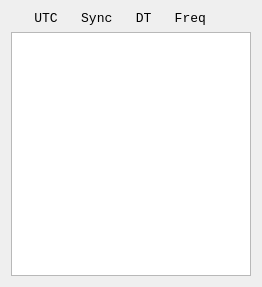
Before: the Qt Designer form messageaveraging.ui in saitohirga/WSJT-X, drawn with Qt 5.
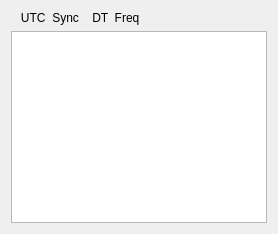
After: the same form once the commit is applied.

Commit message:
Message averaging window fonts controlled by configuration
Use the decoded text font for the message averaging window.

Patch:
```diff
--- a/messageaveraging.ui
+++ b/messageaveraging.ui
@@ -2,14 +2,6 @@
 <ui version="4.0">
  <class>MessageAveraging</class>
  <widget class="QWidget" name="MessageAveraging">
-  <property name="geometry">
-   <rect>
-    <x>0</x>
-    <y>0</y>
-    <width>260</width>
-    <height>287</height>
-   </rect>
-  </property>
   <property name="windowTitle">
    <string>Message Averaging</string>
   </property>
@@ -17,44 +9,19 @@
    <item>
     <layout class="QGridLayout" name="gridLayout">
      <item row="0" column="0" colspan="2">
-      <widget class="QLabel" name="label">
-       <property name="maximumSize">
-        <size>
-         <width>16777215</width>
-         <height>30</height>
-        </size>
-       </property>
-       <property name="font">
-        <font>
-         <family>Courier New</family>
-         <pointsize>10</pointsize>
-        </font>
-       </property>
+      <widget class="QLabel" name="header_label">
        <property name="text">
-        <string>   UTC   Sync   DT   Freq</string>
+        <string>   UTC  Sync    DT  Freq   </string>
+       </property>
+       <property name="margin">
+        <number>3</number>
        </property>
       </widget>
      </item>
      <item row="1" column="0" colspan="2">
-      <widget class="QTextBrowser" name="msgAvgTextBrowser">
-       <property name="minimumSize">
-        <size>
-         <width>240</width>
-         <height>0</height>
-        </size>
-       </property>
-       <property name="font">
-        <font>
-         <family>Courier New</family>
-         <pointsize>10</pointsize>
-        </font>
-       </property>
-       <property name="html">
-        <string>&lt;!DOCTYPE HTML PUBLIC &quot;-//W3C//DTD HTML 4.0//EN&quot; &quot;http://www.w3.org/TR/REC-html40/strict.dtd&quot;&gt;
-&lt;html&gt;&lt;head&gt;&lt;meta name=&quot;qrichtext&quot; content=&quot;1&quot; /&gt;&lt;style type=&quot;text/css&quot;&gt;
-p, li { white-space: pre-wrap; }
-&lt;/style&gt;&lt;/head&gt;&lt;body style=&quot; font-family:'Courier New'; font-size:10pt; font-weight:400; font-style:normal;&quot;&gt;
-&lt;p style=&quot;-qt-paragraph-type:empty; margin-top:0px; margin-bottom:0px; margin-left:0px; margin-right:0px; -qt-block-indent:0; text-indent:0px;&quot;&gt;&lt;br /&gt;&lt;/p&gt;&lt;/body&gt;&lt;/html&gt;</string>
+      <widget class="QPlainTextEdit" name="msgAvgPlainTextEdit">
+       <property name="lineWrapMode">
+        <enum>QPlainTextEdit::NoWrap</enum>
        </property>
       </widget>
      </item>
```
The commit also changes 3 other files.
